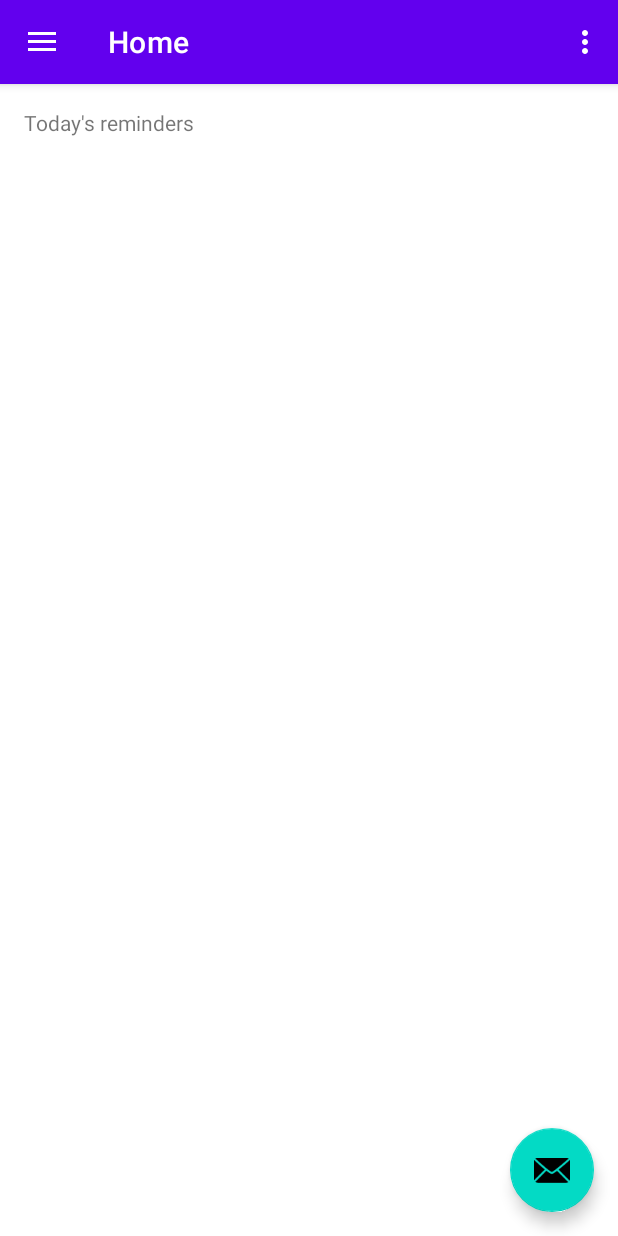
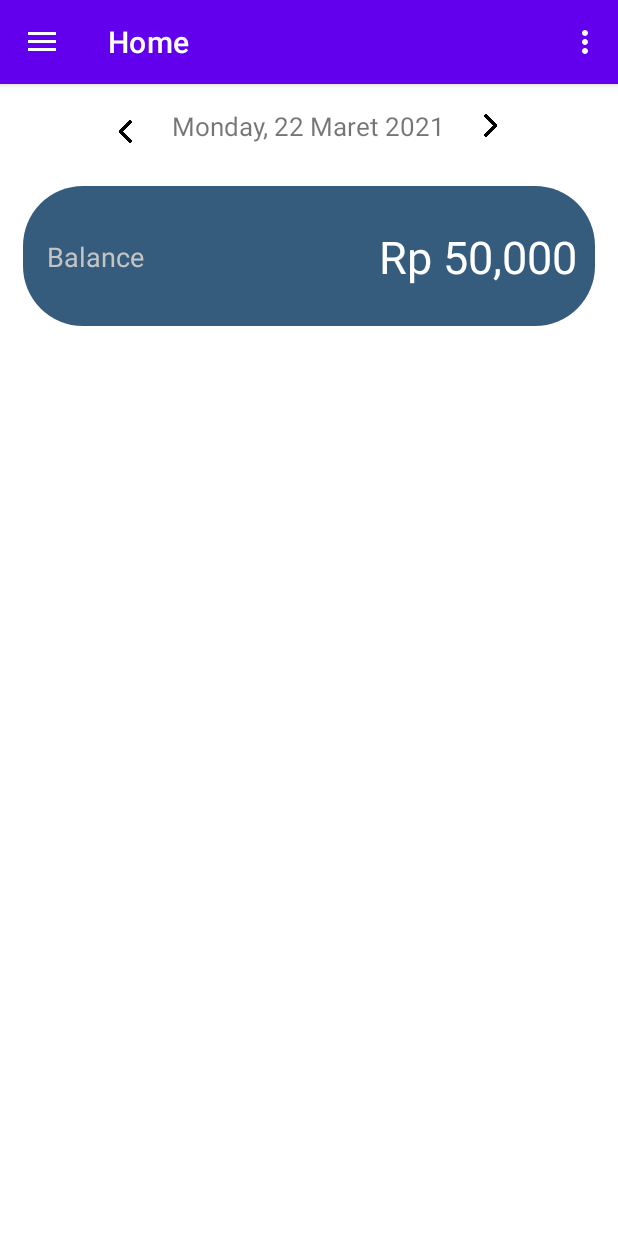
Before and after one commit to Terrabalt/Momadu, an Android app: the screen it shows after launch (MainActivity), on a phone screen of 412 x 824 dp. Run offline under Robolectric (Android 15) with nearby library versions, the phone set to English and light mode, and no system bars; our stand-ins replace navigation-ui.

Commit message:
App Activities movements

```diff
--- /dev/null
+++ b/app/src/main/java/com/sti/ppam/momadu/FirstPageActivity.kt
@@ -0,0 +1,27 @@
+package com.sti.ppam.momadu
+
+import android.app.Activity;
+import android.content.Intent;
+import android.os.Bundle;
+import android.os.Handler
+import android.os.Looper
+
+class FirstPageActivity : Activity() {
+
+    override fun onCreate(savedInstanceState: Bundle?) {
+        super.onCreate(savedInstanceState)
+        setContentView(R.layout.firstpage)
+    }
+
+    override fun onStart() {
+        super.onStart()
+
+        Looper.myLooper()?.let { Handler(it) }?.postDelayed(kotlinx.coroutines.Runnable {
+
+            val intent = Intent(this, MainActivity::class.java)
+            startActivity(intent);
+            finish();
+        }, 3000)
+    }
+
+}
--- a/app/src/main/java/com/sti/ppam/momadu/MainActivity.kt
+++ b/app/src/main/java/com/sti/ppam/momadu/MainActivity.kt
@@ -25,11 +25,6 @@ class MainActivity : AppCompatActivity() {
         val toolbar: Toolbar = findViewById(R.id.toolbar)
         setSupportActionBar(toolbar)
 
-        val fab: FloatingActionButton = findViewById(R.id.fab)
-        fab.setOnClickListener { view ->
-            Snackbar.make(view, "Replace with your own action", Snackbar.LENGTH_LONG)
-                    .setAction("Action", null).show()
-        }
         val drawerLayout: DrawerLayout = findViewById(R.id.drawer_layout)
         val navView: NavigationView = findViewById(R.id.nav_view)
         val navHost = supportFragmentManager.findFragmentById(R.id.nav_host_fragment) as NavHostFragment
--- a/app/src/main/res/layout/app_bar_main.xml
+++ b/app/src/main/res/layout/app_bar_main.xml
@@ -22,13 +22,4 @@
 
     <include layout="@layout/content_main" />
 
-    <com.google.android.material.floatingactionbutton.FloatingActionButton
-        android:id="@+id/fab"
-        android:layout_width="wrap_content"
-        android:layout_height="wrap_content"
-        android:layout_gravity="bottom|end"
-        android:layout_margin="@dimen/fab_margin"
-        android:contentDescription="@string/app_name"
-        app:srcCompat="@android:drawable/ic_dialog_email" />
-
 </androidx.coordinatorlayout.widget.CoordinatorLayout>
--- a/app/src/main/res/layout/fragment_home.xml
+++ b/app/src/main/res/layout/fragment_home.xml
@@ -6,15 +6,75 @@
     android:layout_height="match_parent"
     tools:context=".ui.home.HomeFragment">
 
+    <ImageView
+        android:id="@+id/imageView3"
+        android:layout_width="15dp"
+        android:layout_height="15dp"
+        android:layout_marginStart="12dp"
+        android:layout_marginLeft="12dp"
+        android:layout_marginTop="20dp"
+        android:src="@drawable/right_arrow"
+        app:layout_constraintStart_toEndOf="@id/dateView5"
+        app:layout_constraintTop_toTopOf="parent" />
+
+    <ImageView
+        android:id="@+id/financeOverviewBackground3"
+        android:layout_width="381dp"
+        android:layout_height="93dp"
+        android:layout_marginTop="24dp"
+        android:src="@drawable/recatngle"
+        app:layout_constraintEnd_toEndOf="parent"
+        app:layout_constraintStart_toStartOf="parent"
+        app:layout_constraintTop_toBottomOf="@id/dateView5" />
+
     <TextView
-        android:id="@+id/today_reminders_label"
+        android:id="@+id/dateView5"
+        android:layout_width="204dp"
+        android:layout_height="28dp"
+        android:layout_marginTop="16dp"
+        android:gravity="center_horizontal"
+        android:text="Monday, 22 Maret 2021"
+        android:textAlignment="center"
+        android:textSize="17sp"
+        app:layout_constraintEnd_toEndOf="parent"
+        app:layout_constraintHorizontal_bias="0.497"
+        app:layout_constraintStart_toStartOf="parent"
+        app:layout_constraintTop_toTopOf="parent" />
+
+    <ImageView
+        android:id="@+id/imageView2"
+        android:layout_width="15dp"
+        android:layout_height="15dp"
+        android:layout_marginTop="24dp"
+        android:layout_marginEnd="12dp"
+        android:layout_marginRight="12dp"
+        android:src="@drawable/left_arrow"
+        app:layout_constraintEnd_toStartOf="@id/dateView5"
+        app:layout_constraintTop_toTopOf="parent" />
+
+    <TextView
+        android:id="@+id/textView10"
         android:layout_width="wrap_content"
         android:layout_height="wrap_content"
         android:layout_marginStart="16dp"
         android:layout_marginLeft="16dp"
-        android:layout_marginTop="16dp"
-        android:text="@string/home_today"
-        app:layout_constraintStart_toStartOf="parent"
-        app:layout_constraintTop_toTopOf="parent" />
+        android:text="Balance"
+        android:textColor="#C4C4C4"
+        android:textSize="18sp"
+        app:layout_constraintBottom_toBottomOf="@+id/financeOverviewBackground3"
+        app:layout_constraintStart_toStartOf="@id/financeOverviewBackground3"
+        app:layout_constraintTop_toTopOf="@id/financeOverviewBackground3" />
 
+    <TextView
+        android:id="@+id/textView11"
+        android:layout_width="wrap_content"
+        android:layout_height="wrap_content"
+        android:layout_marginEnd="12dp"
+        android:layout_marginRight="12dp"
+        android:text="Rp 50,000"
+        android:textColor="#FFFFFF"
+        android:textSize="30sp"
+        app:layout_constraintBottom_toBottomOf="@+id/financeOverviewBackground3"
+        app:layout_constraintEnd_toEndOf="@id/financeOverviewBackground3"
+        app:layout_constraintTop_toTopOf="@id/financeOverviewBackground3" />
 </androidx.constraintlayout.widget.ConstraintLayout>
--- a/app/src/main/res/navigation/mobile_navigation.xml
+++ b/app/src/main/res/navigation/mobile_navigation.xml
@@ -19,7 +19,7 @@
 
     <fragment
         android:id="@+id/nav_finance"
-        android:name="com.sti.ppam.momadu.ui.slideshow.SlideshowFragment"
+        android:name="com.sti.ppam.momadu.ui.slideshow.FinanceFragment"
         android:label="@string/menu_finance"
         tools:layout="@layout/fragment_finance" />
 </navigation>
--- a/app/src/main/res/values/strings.xml
+++ b/app/src/main/res/values/strings.xml
@@ -29,4 +29,6 @@
     <string name="finance_income_category_1">Deposits</string>
     <string name="finance_income_category_2">Salary</string>
     <string name="note_name">Your Note</string>
+    <string name="finance_income_name">Add Income</string>
+    <string name="finance_expense_name">Add Expense</string>
 </resources>
```
Also changed, not shown: app/src/main/AndroidManifest.xml (+16 -5 lines), app/src/main/java/com/sti/ppam/momadu/ui/slideshow/FinanceExpense.kt (added, +20 -0 lines), app/src/main/java/com/sti/ppam/momadu/ui/slideshow/FinanceFragment.kt (added, +38 -0 lines), app/src/main/java/com/sti/ppam/momadu/ui/slideshow/FinanceIncome.kt (added, +14 -0 lines), app/src/main/java/com/sti/ppam/momadu/ui/slideshow/SlideshowViewModel.kt (deleted, +0 -13 lines), app/src/main/res/layout/finance_expense.xml (+10 -6 lines), app/src/main/res/layout/finance_income.xml (+11 -8 lines), app/src/main/res/layout/firstpage.xml (+11 -6 lines), app/src/main/res/layout/fragment_finance.xml (+19 -18 lines), app/src/main/java/com/sti/ppam/momadu/ui/slideshow/SlideshowFragment.kt (added), app/src/main/res/drawable/yes.png.
